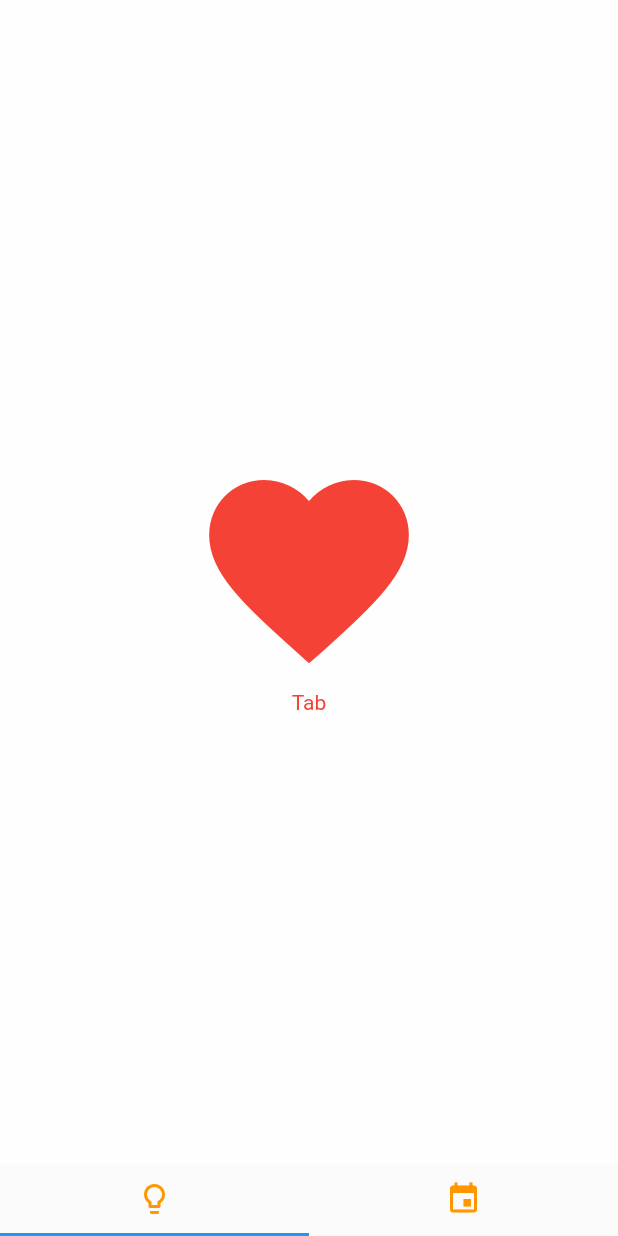
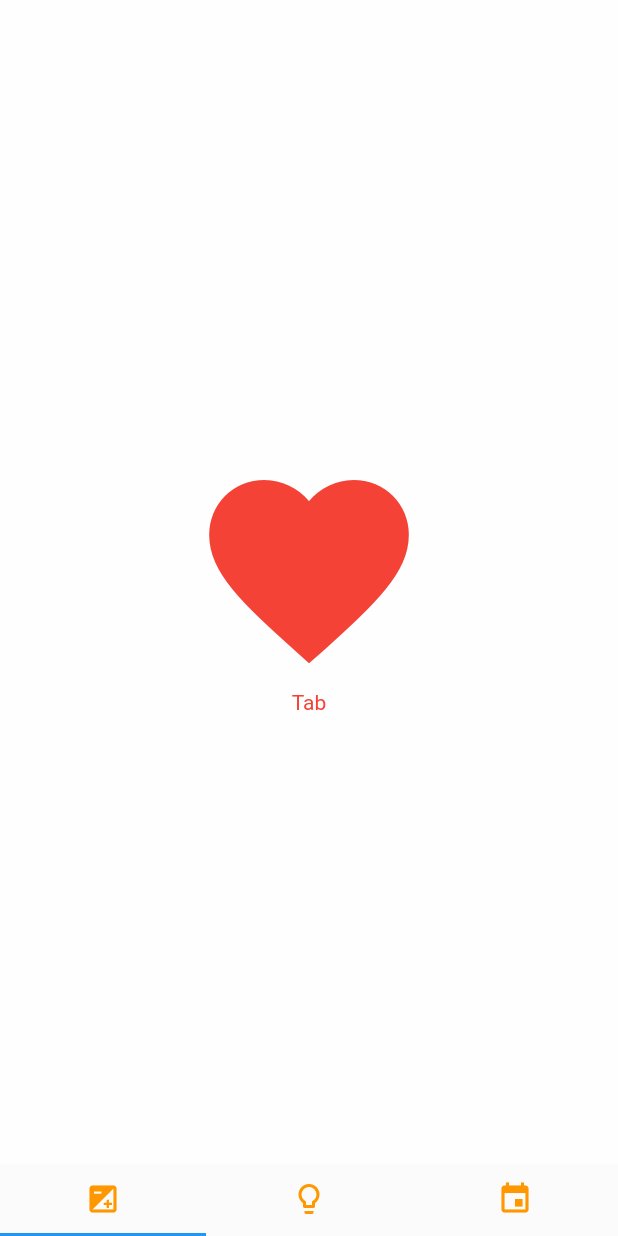
Before and after one commit to szymhan/eco_cigarettes, a Flutter app: the screen it shows after launch, on a phone screen of 412 x 824 dp. Run offline on Flutter 3.47's test engine with Material 2 defaults, Android fonts, the light colour scheme and no system bars.

Commit message:
add calculate tab

```diff
--- a/lib/main.dart
+++ b/lib/main.dart
@@ -26,7 +26,7 @@ class _MyAppState extends State<MyApp> with SingleTickerProviderStateMixin  {
     super.initState();
 
     // Initialize the Tab Controller
-    controller = TabController(length: 2, vsync: this);
+    controller = TabController(length: 3, vsync: this);
   }
 
   @override
@@ -43,7 +43,7 @@ class _MyAppState extends State<MyApp> with SingleTickerProviderStateMixin  {
       body:  TabBarView(
 
         // Add tabs as widgets
-        children: <Widget>[MainScreen(), MainScreen()],
+        children: <Widget>[MainScreen(), MainScreen(), MainScreen()],
         // set the controller
         controller: controller,
       ),
@@ -56,6 +56,11 @@ class _MyAppState extends State<MyApp> with SingleTickerProviderStateMixin  {
         child: SafeArea(
           child: TabBar(
           tabs: <Tab>[
+            Tab(
+              // set icon to the tab
+              icon: Icon(Icons.exposure,
+                color: Colors.orange,),
+            ),
             Tab(
               // set icon to the tab
               icon: Icon(Icons.lightbulb_outline,
```
